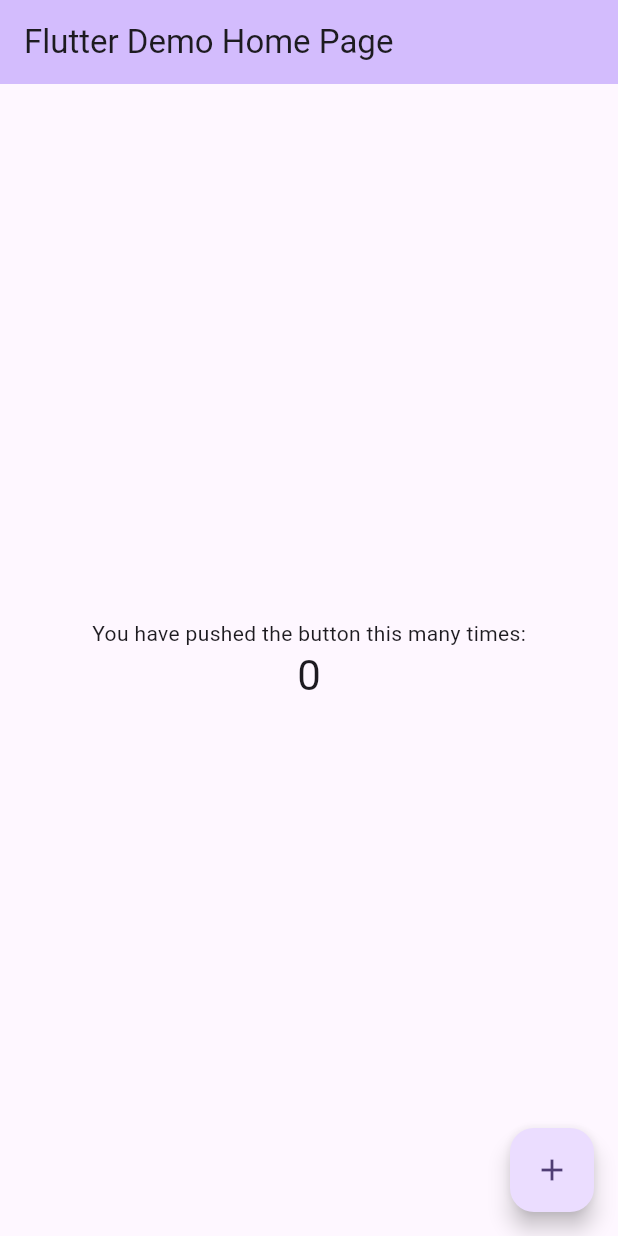
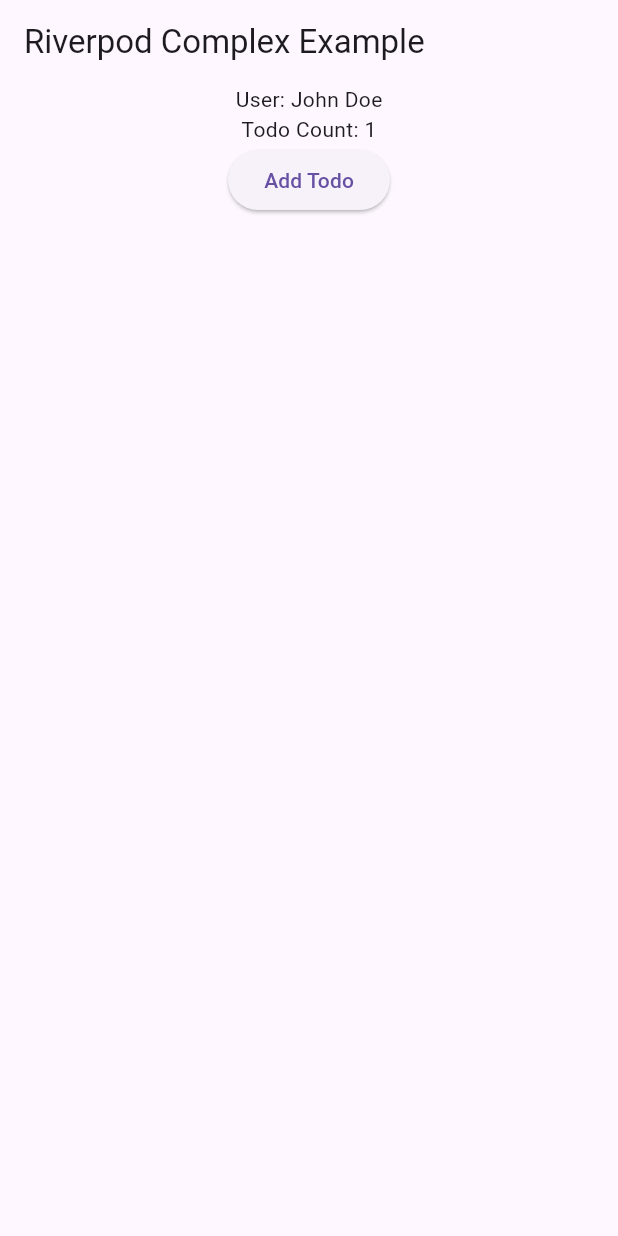
Before and after one commit to AbStanley/my-riverpod-playground, a Flutter app: the screen it shows after launch, on a phone screen of 412 x 824 dp. Run offline on Flutter 3.47's test engine with Material 3 defaults, Android fonts, the phone set to English and light mode, and no system bars; our stand-ins replace flutter_riverpod, hooks_riverpod.

```diff
--- a/lib/main.dart
+++ b/lib/main.dart
@@ -1,125 +1,43 @@
 import 'package:flutter/material.dart';
+import 'package:flutter_riverpod/flutter_riverpod.dart';
+
+import 'notifier/notifier.widget.dart';
 
 void main() {
-  runApp(const MyApp());
+  runApp(
+    const ProviderScope(
+      child: MyApp(),
+    ),
+  );
 }
 
 class MyApp extends StatelessWidget {
   const MyApp({super.key});
 
-  // This widget is the root of your application.
   @override
   Widget build(BuildContext context) {
     return MaterialApp(
-      title: 'Flutter Demo',
+      title: 'Riverpod Complex Example',
       theme: ThemeData(
-        // This is the theme of your application.
-        //
-        // TRY THIS: Try running your application with "flutter run". You'll see
-        // the application has a purple toolbar. Then, without quitting the app,
-        // try changing the seedColor in the colorScheme below to Colors.green
-        // and then invoke "hot reload" (save your changes or press the "hot
-        // reload" button in a Flutter-supported IDE, or press "r" if you used
-        // the command line to start the app).
-        //
-        // Notice that the counter didn't reset back to zero; the application
-        // state is not lost during the reload. To reset the state, use hot
-        // restart instead.
-        //
-        // This works for code too, not just values: Most code changes can be
-        // tested with just a hot reload.
-        colorScheme: ColorScheme.fromSeed(seedColor: Colors.deepPurple),
-        useMaterial3: true,
+        primarySwatch: Colors.blue,
       ),
-      home: const MyHomePage(title: 'Flutter Demo Home Page'),
+      home: const HomePage(),
     );
   }
 }
 
-class MyHomePage extends StatefulWidget {
-  const MyHomePage({super.key, required this.title});
-
-  // This widget is the home page of your application. It is stateful, meaning
-  // that it has a State object (defined below) that contains fields that affect
-  // how it looks.
-
-  // This class is the configuration for the state. It holds the values (in this
-  // case the title) provided by the parent (in this case the App widget) and
-  // used by the build method of the State. Fields in a Widget subclass are
-  // always marked "final".
-
-  final String title;
-
-  @override
-  State<MyHomePage> createState() => _MyHomePageState();
-}
-
-class _MyHomePageState extends State<MyHomePage> {
-  int _counter = 0;
-
-  void _incrementCounter() {
-    setState(() {
-      // This call to setState tells the Flutter framework that something has
-      // changed in this State, which causes it to rerun the build method below
-      // so that the display can reflect the updated values. If we changed
-      // _counter without calling setState(), then the build method would not be
-      // called again, and so nothing would appear to happen.
-      _counter++;
-    });
-  }
+class HomePage extends StatelessWidget {
+  const HomePage({super.key});
 
   @override
   Widget build(BuildContext context) {
-    // This method is rerun every time setState is called, for instance as done
-    // by the _incrementCounter method above.
-    //
-    // The Flutter framework has been optimized to make rerunning build methods
-    // fast, so that you can just rebuild anything that needs updating rather
-    // than having to individually change instances of widgets.
     return Scaffold(
       appBar: AppBar(
-        // TRY THIS: Try changing the color here to a specific color (to
-        // Colors.amber, perhaps?) and trigger a hot reload to see the AppBar
-        // change color while the other colors stay the same.
-        backgroundColor: Theme.of(context).colorScheme.inversePrimary,
-        // Here we take the value from the MyHomePage object that was created by
-        // the App.build method, and use it to set our appbar title.
-        title: Text(widget.title),
+        title: const Text('Riverpod Complex Example'),
       ),
-      body: Center(
-        // Center is a layout widget. It takes a single child and positions it
-        // in the middle of the parent.
-        child: Column(
-          // Column is also a layout widget. It takes a list of children and
-          // arranges them vertically. By default, it sizes itself to fit its
-          // children horizontally, and tries to be as tall as its parent.
-          //
-          // Column has various properties to control how it sizes itself and
-          // how it positions its children. Here we use mainAxisAlignment to
-          // center the children vertically; the main axis here is the vertical
-          // axis because Columns are vertical (the cross axis would be
-          // horizontal).
-          //
-          // TRY THIS: Invoke "debug painting" (choose the "Toggle Debug Paint"
-          // action in the IDE, or press "p" in the console), to see the
-          // wireframe for each widget.
-          mainAxisAlignment: MainAxisAlignment.center,
-          children: <Widget>[
-            const Text(
-              'You have pushed the button this many times:',
-            ),
-            Text(
-              '$_counter',
-              style: Theme.of(context).textTheme.headlineMedium,
-            ),
-          ],
-        ),
+      body: const Center(
+        child: ComplexWidget(),
       ),
-      floatingActionButton: FloatingActionButton(
-        onPressed: _incrementCounter,
-        tooltip: 'Increment',
-        child: const Icon(Icons.add),
-      ), // This trailing comma makes auto-formatting nicer for build methods.
     );
   }
 }
--- /dev/null
+++ b/lib/notifier/notifier.widget.dart
@@ -0,0 +1,26 @@
+// Example usage in a widget
+import 'package:flutter/material.dart';
+import 'package:hooks_riverpod/hooks_riverpod.dart';
+
+import 'notifier_example.dart';
+
+class ComplexWidget extends ConsumerWidget {
+  const ComplexWidget({super.key});
+
+  @override
+  Widget build(BuildContext context, WidgetRef ref) {
+    final complexState = ref.watch(complexProvider);
+    final complexNotifier = ref.read(complexProvider.notifier);
+
+    return Column(
+      children: [
+        Text('User: ${complexState['userName']}'),
+        Text('Todo Count: ${complexState['todoCount']}'),
+        ElevatedButton(
+          onPressed: () => complexNotifier.addTodoAndUpdateCount('New Todo'),
+          child: const Text('Add Todo'),
+        ),
+      ],
+    );
+  }
+}
--- a/pubspec.yaml
+++ b/pubspec.yaml
@@ -16,12 +16,10 @@ dependencies:
 
   cupertino_icons: ^1.0.6
 
+  flutter_riverpod: any
 dev_dependencies:
   flutter_test:
     sdk: flutter
-  flutter_riverpod: ^2.5.1
-
-  # Optional: for generating Riverpod providers (improves code generation)
   build_runner: ^2.3.2
   riverpod_generator: ^2.4.0
   riverpod_lint: ^2.3.10
```
Also changed, not shown: pubspec.lock.
